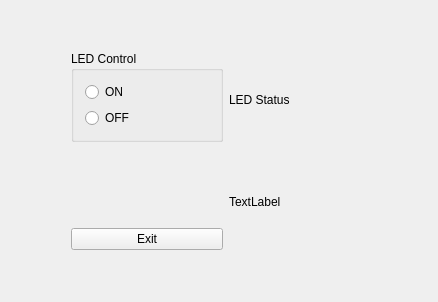
First picture: the form in widget.ui, repository i2som/led_switch, before the edit.
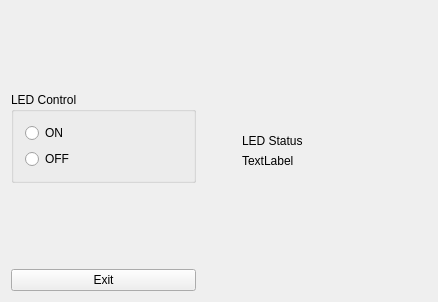
Second picture: the form after the edit.

Commit message: relayout interface

Diff of the .ui file:
```diff
--- a/widget.ui
+++ b/widget.ui
@@ -13,23 +13,38 @@
   <property name="windowTitle">
    <string>Widget</string>
   </property>
-  <widget class="QWidget" name="">
-   <property name="geometry">
-    <rect>
-     <x>60</x>
-     <y>40</y>
-     <width>331</width>
-     <height>221</height>
-    </rect>
-   </property>
+  <layout class="QHBoxLayout" name="horizontalLayout_2">
+   <item>
    <layout class="QHBoxLayout" name="horizontalLayout">
     <item>
      <layout class="QVBoxLayout" name="verticalLayout_3">
+       <item>
+        <spacer name="verticalSpacer_4">
+         <property name="orientation">
+          <enum>Qt::Vertical</enum>
+         </property>
+         <property name="sizeHint" stdset="0">
+          <size>
+           <width>20</width>
+           <height>40</height>
+          </size>
+         </property>
+        </spacer>
+       </item>
       <item>
        <widget class="QGroupBox" name="groupBox">
+         <property name="sizePolicy">
+          <sizepolicy hsizetype="Expanding" vsizetype="Preferred">
+           <horstretch>0</horstretch>
+           <verstretch>0</verstretch>
+          </sizepolicy>
+         </property>
         <property name="title">
          <string>LED Control</string>
         </property>
+         <property name="flat">
+          <bool>false</bool>
+         </property>
         <layout class="QVBoxLayout" name="verticalLayout_2">
          <item>
           <layout class="QVBoxLayout" name="verticalLayout">
@@ -74,10 +89,45 @@
       </item>
      </layout>
     </item>
+     <item>
+      <spacer name="horizontalSpacer">
+       <property name="orientation">
+        <enum>Qt::Horizontal</enum>
+       </property>
+       <property name="sizeType">
+        <enum>QSizePolicy::Preferred</enum>
+       </property>
+       <property name="sizeHint" stdset="0">
+        <size>
+         <width>40</width>
+         <height>20</height>
+        </size>
+       </property>
+      </spacer>
+     </item>
     <item>
      <layout class="QVBoxLayout" name="verticalLayout_4">
+       <item>
+        <spacer name="verticalSpacer_3">
+         <property name="orientation">
+          <enum>Qt::Vertical</enum>
+         </property>
+         <property name="sizeHint" stdset="0">
+          <size>
+           <width>20</width>
+           <height>40</height>
+          </size>
+         </property>
+        </spacer>
+       </item>
       <item>
        <widget class="QLabel" name="label">
+         <property name="sizePolicy">
+          <sizepolicy hsizetype="Expanding" vsizetype="Preferred">
+           <horstretch>0</horstretch>
+           <verstretch>0</verstretch>
+          </sizepolicy>
+         </property>
         <property name="text">
          <string>LED Status</string>
         </property>
@@ -90,10 +140,24 @@
         </property>
        </widget>
       </item>
+       <item>
+        <spacer name="verticalSpacer_2">
+         <property name="orientation">
+          <enum>Qt::Vertical</enum>
+         </property>
+         <property name="sizeHint" stdset="0">
+          <size>
+           <width>20</width>
+           <height>40</height>
+          </size>
+         </property>
+        </spacer>
+       </item>
      </layout>
     </item>
    </layout>
-  </widget>
+   </item>
+  </layout>
  </widget>
  <layoutdefault spacing="6" margin="11"/>
  <resources/>
```
Lines whose indentation alone changed are shown as unchanged.
